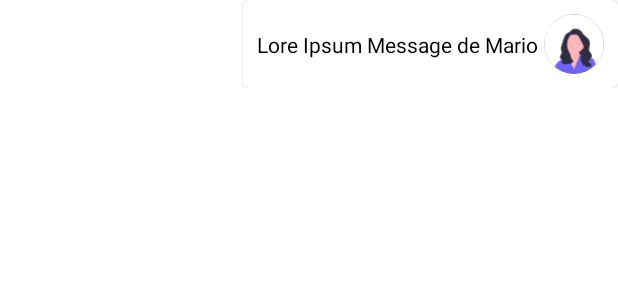
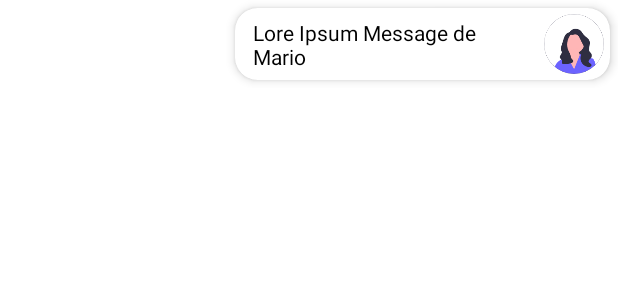
Before and after one commit to Kumiihoo/GameHub, an Android app: the layout layout_receiver_message.xml on its own in the app's theme, with its tools: preview values and no code run, on a phone screen of 412 x 824 dp. Shown: the top 300 px of the screen. Run offline under Robolectric (Android 15) with nearby library versions, the phone set to English and light mode, and no system bars.

Commit message:
Ajustando Layout

```diff
--- a/app/src/main/res/layout/layout_receiver_message.xml
+++ b/app/src/main/res/layout/layout_receiver_message.xml
@@ -9,23 +9,25 @@
 
     <com.google.android.material.card.MaterialCardView
         android:layout_width="250dp"
-        android:layout_height="wrap_content">
+        android:layout_height="wrap_content"
+        app:cardElevation="4dp"
+        app:cardCornerRadius="15dp"
+        android:layout_margin="5dp">
 
 
     <androidx.constraintlayout.widget.ConstraintLayout xmlns:android="http://schemas.android.com/apk/res/android"
         android:layout_width="match_parent"
         android:layout_height="wrap_content"
         android:gravity="center_vertical"
-        android:padding="4dp"
         android:layout_gravity="end"
-        android:layout_margin="5dp"
-        app:cardElevation="7dp"
-        app:cardCornerRadius="15dp">
+        android:layout_margin="4dp">
 
         <TextView
             android:id="@+id/messageText"
             android:layout_width="0dp"
             android:layout_height="wrap_content"
+            android:layout_marginStart="8dp"
+            android:layout_marginEnd="8dp"
             android:text="Lore Ipsum Message de Mario"
             android:textColor="@color/black"
             android:textSize="14sp"
--- a/app/src/main/res/layout/layout_sender_message.xml
+++ b/app/src/main/res/layout/layout_sender_message.xml
@@ -1,4 +1,5 @@
 <?xml version="1.0" encoding="utf-8"?>
+
 <com.google.android.material.card.MaterialCardView xmlns:android="http://schemas.android.com/apk/res/android"
     xmlns:app="http://schemas.android.com/apk/res-auto"
     android:layout_width="250dp"
```
